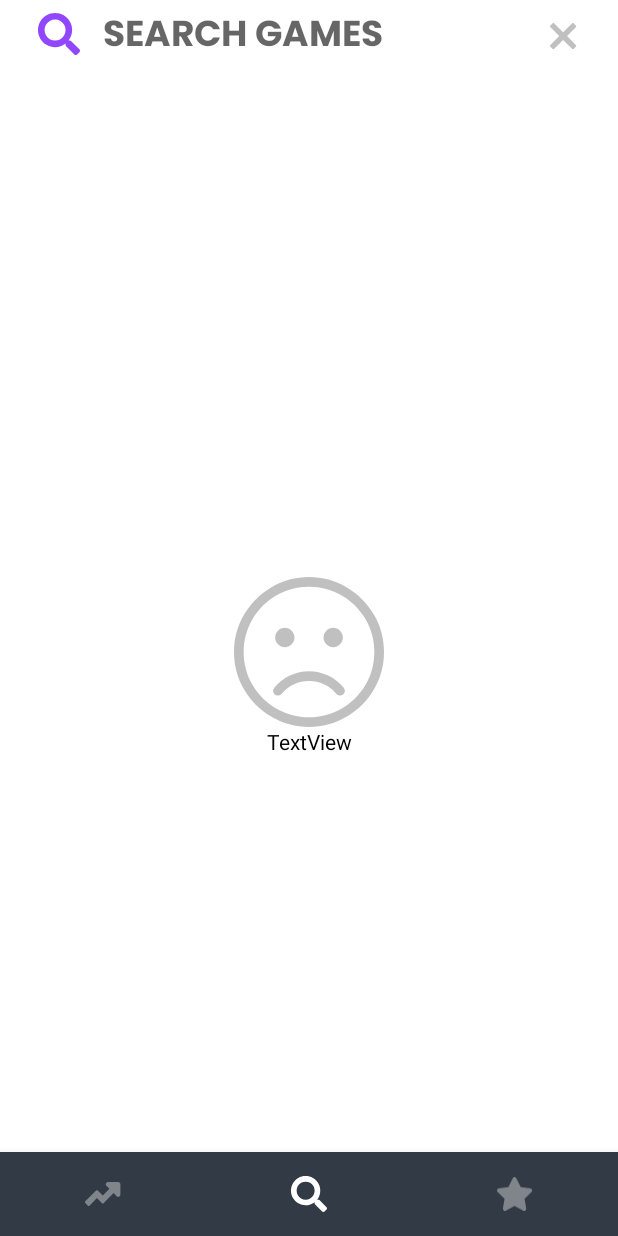
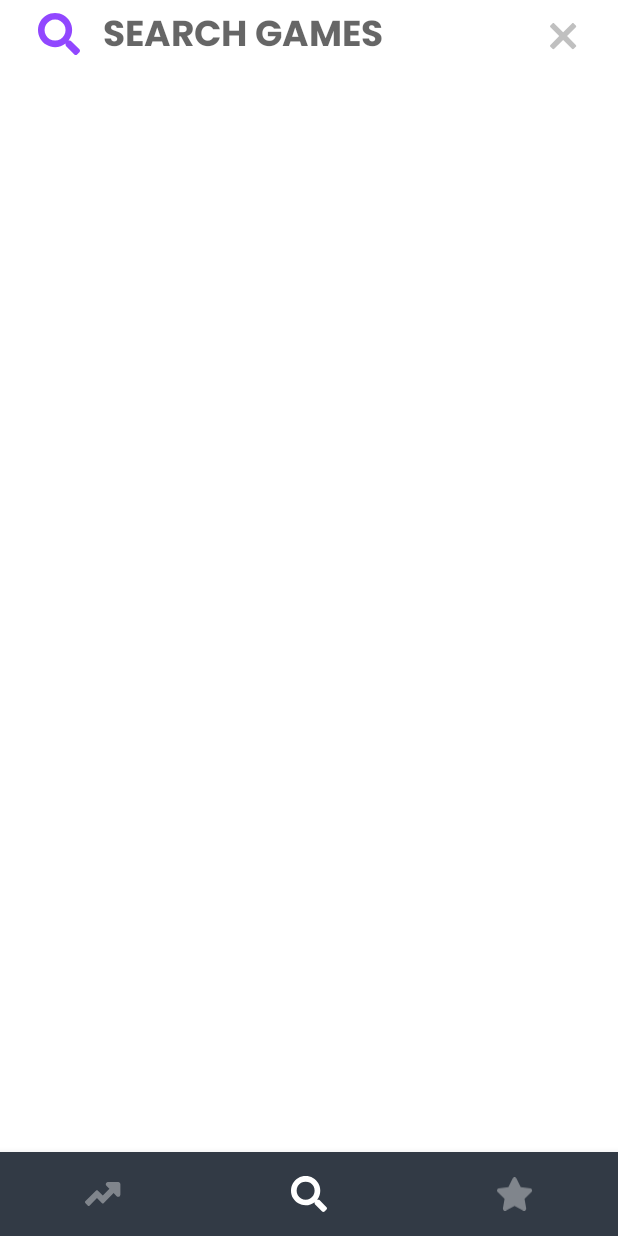
Before and after one commit to AmbrosioJose/GameBank, an Android app: the SearchFragment screen opened through its navigation route, on a phone screen of 412 x 824 dp. Run offline under Robolectric (Android 15) with nearby library versions, the phone set to English and light mode, and no system bars; our stand-ins replace Room's generated code, navigation-ui; libraries missing offline, so code that uses them is left out: com.api.igdb; pictures from the network do not load; 4 statements that could not run were skipped.

Commit message:
finished search feature

```diff
--- a/app/src/main/java/com/ambrosio/gamebank/MainActivity.kt
+++ b/app/src/main/java/com/ambrosio/gamebank/MainActivity.kt
@@ -5,10 +5,7 @@ import android.view.View
 import androidx.appcompat.app.AppCompatActivity
 import androidx.navigation.NavController
 import androidx.navigation.fragment.NavHostFragment
-import androidx.navigation.ui.AppBarConfiguration
-import androidx.navigation.ui.setupActionBarWithNavController
 import androidx.navigation.ui.setupWithNavController
-import com.ambrosio.gamebank.ui.trending.VideoGameAdapter
 import com.google.android.material.bottomnavigation.BottomNavigationView
 
 class MainActivity : AppCompatActivity() {
--- a/app/src/main/java/com/ambrosio/gamebank/network/APIConstants.kt
+++ b/app/src/main/java/com/ambrosio/gamebank/network/APIConstants.kt
@@ -1,7 +1,3 @@
 package com.ambrosio.gamebank.network
 
 const val BASE_URL = "https://api.igdb.com/v4/"
-const val CLIENT_ID =  "yqol4nhbcdbuuckmx0k0bkir6vsm6b"
-const val SECRET = "lp3fxd866q6uga74fj1fviazwg5g1z"
-
-const val TOKEN = "js4n4emt9uja73qd0unfbwki6enjci"
--- /dev/null
+++ b/app/src/main/java/com/ambrosio/gamebank/network/Keys.kt
@@ -0,0 +1,6 @@
+package com.ambrosio.gamebank.network
+
+const val CLIENT_ID =  "CLIENT_ID"
+const val SECRET = "SECRET"
+
+const val TOKEN = "TOKEN"
--- a/app/src/main/java/com/ambrosio/gamebank/network/WrapperService.kt
+++ b/app/src/main/java/com/ambrosio/gamebank/network/WrapperService.kt
@@ -1,8 +1,6 @@
 package com.ambrosio.gamebank.network
 
 import com.ambrosio.gamebank.models.VideoGame
-import com.api.igdb.apicalypse.APICalypse
-import com.api.igdb.apicalypse.Sort
 import com.api.igdb.request.IGDBWrapper
 import com.api.igdb.utils.Endpoints
 import kotlinx.serialization.decodeFromString
--- a/app/src/main/java/com/ambrosio/gamebank/ui/search/SearchFragment.kt
+++ b/app/src/main/java/com/ambrosio/gamebank/ui/search/SearchFragment.kt
@@ -6,7 +6,10 @@ import android.view.View
 import android.view.ViewGroup
 import android.view.inputmethod.EditorInfo
 import android.widget.EditText
+import android.widget.ImageView
+import android.widget.TextView
 import androidx.core.content.ContextCompat
+import androidx.core.view.isInvisible
 import androidx.fragment.app.Fragment
 import androidx.lifecycle.ViewModelProvider
 import androidx.recyclerview.widget.GridLayoutManager
@@ -18,6 +21,9 @@ class SearchFragment : Fragment() {
 
     private lateinit var searchViewModel: SearchViewModel
     private lateinit var searchGamesAdapter : VideoGameAdapter
+
+    private lateinit var tvNoResults: TextView
+    private lateinit var imgNoResults: ImageView
 
     override fun onCreateView(
         inflater: LayoutInflater,
@@ -36,13 +42,20 @@ class SearchFragment : Fragment() {
     }
 
     private fun initView(view: View){
+        imgNoResults = view.findViewById(R.id.imgNoResult)
+        tvNoResults = view.findViewById(R.id.tvNoResults)
+        hideNoResultsView()
+
         val etHeader = view.findViewById<EditText>(R.id.etHeader)
         etHeader.setCompoundDrawablesWithIntrinsicBounds(null, null, ContextCompat.getDrawable(view.context,R.drawable.ic_clear), null)
         etHeader.isEnabled = true
+
+
+
         val searchGamesRV = view.findViewById<RecyclerView>(R.id.searchRV)
         searchGamesRV.layoutManager = GridLayoutManager(context, 2)
 
-        searchGamesAdapter = VideoGameAdapter()
+        searchGamesAdapter = VideoGameAdapter(isFavEnabled = false)
         searchGamesRV.adapter = searchGamesAdapter
 
 
@@ -52,10 +65,27 @@ class SearchFragment : Fragment() {
 
     }
 
+    private fun hideNoResultsView(){
+        imgNoResults.isInvisible = true
+        tvNoResults.isInvisible = true
+    }
+
+    private fun showNoResultsView(){
+        imgNoResults.isInvisible = false
+        tvNoResults.isInvisible = false
+    }
+
+
+
     private fun initViewModel(){
         searchViewModel = ViewModelProvider(this).get(SearchViewModel::class.java)
         searchViewModel.getSearchListObserver().observe(viewLifecycleOwner, { videoGames ->
-            searchGamesAdapter.setUpdatedData(videoGames)
+            if(videoGames.size > 0) {
+                hideNoResultsView()
+                searchGamesAdapter.clear()
+                searchGamesAdapter.setUpdatedData(videoGames)
+            } else
+                showNoResultsView()
         })
     }
 
--- a/app/src/main/res/drawable/gray_border.xml
+++ b/app/src/main/res/drawable/gray_border.xml
@@ -4,6 +4,6 @@
     <solid
         android:color="@color/on_primary" />
     <stroke
-        android:width="1dip"
+        android:width="@dimen/border_size"
         android:color="@color/item_border" />
 </shape>
--- a/app/src/main/res/layout/fragment_search.xml
+++ b/app/src/main/res/layout/fragment_search.xml
@@ -30,21 +30,27 @@
         app:layout_constraintTop_toBottomOf="@+id/include2" />
 
     <ImageView
-        android:id="@+id/imageView"
+        android:id="@+id/imgNoResult"
         android:layout_width="wrap_content"
         android:layout_height="wrap_content"
         android:src="@drawable/ic_no_results"
         app:layout_constraintBottom_toBottomOf="@+id/searchRV"
         app:layout_constraintEnd_toEndOf="@+id/searchRV"
+        app:layout_constraintHorizontal_bias="0.498"
         app:layout_constraintStart_toStartOf="parent"
-        app:layout_constraintTop_toBottomOf="@+id/include2" />
+        app:layout_constraintTop_toBottomOf="@+id/include2"
+        app:layout_constraintVertical_bias="0.26" />
 
     <TextView
-        android:id="@+id/textView"
+        android:id="@+id/tvNoResults"
         android:layout_width="wrap_content"
         android:layout_height="wrap_content"
-        android:text="TextView"
+        android:layout_marginTop="@dimen/activity_vertical_margin"
+        android:fontFamily="@font/poppins_bold"
+        android:text="@string/no_results_found"
+        android:textAllCaps="true"
+        android:textColor="@color/light_text_color"
         app:layout_constraintEnd_toEndOf="parent"
         app:layout_constraintStart_toStartOf="parent"
-        app:layout_constraintTop_toBottomOf="@+id/imageView" />
+        app:layout_constraintTop_toBottomOf="@+id/imgNoResult" />
 </androidx.constraintlayout.widget.ConstraintLayout>
--- a/app/src/main/res/layout/video_game_item.xml
+++ b/app/src/main/res/layout/video_game_item.xml
@@ -10,9 +10,11 @@
         android:id="@+id/imgGame"
         android:layout_width="0dp"
         android:layout_height="0dp"
-        android:background="@color/primary"
         android:adjustViewBounds="true"
         android:scaleType="centerCrop"
+        android:paddingStart="@dimen/border_size"
+        android:paddingEnd="@dimen/border_size"
+        android:paddingTop="@dimen/border_size"
         app:layout_constraintBottom_toTopOf="@+id/guideline2"
         app:layout_constraintEnd_toEndOf="parent"
         app:layout_constraintStart_toStartOf="parent"
--- a/app/src/main/res/values/colors.xml
+++ b/app/src/main/res/values/colors.xml
@@ -20,6 +20,7 @@
     <color name="gray_tint">#61FFFFFF</color>
 
     <color name="item_border">#1F000000</color>
+    <color name="light_text_color">#40000000</color>
 
 
 </resources>
--- a/app/src/main/res/values/dimens.xml
+++ b/app/src/main/res/values/dimens.xml
@@ -20,4 +20,5 @@
     <dimen name="header_left_margin">25dp</dimen>
     <dimen name="header_right_margin">27dp</dimen>
     <dimen name="header_item_spacing">15dp</dimen>
+    <dimen name="border_size">1dip</dimen>
 </resources>
--- a/app/src/main/res/values/strings.xml
+++ b/app/src/main/res/values/strings.xml
@@ -3,4 +3,5 @@
     <string name="title_trending_games">Trending Games</string>
     <string name="title_search_games">SEARCH GAMES</string>
     <string name="title_favorite_games">Favorite Games</string>
+    <string name="no_results_found">No results found</string>
 </resources>
--- a/app/src/main/res/values/themes.xml
+++ b/app/src/main/res/values/themes.xml
@@ -15,5 +15,6 @@
         <item name="android:windowLightStatusBar">true</item>
         <!-- Customize your theme here. -->
         <item name="android:textColor">@color/on_secondary</item>
+        <item name="android:fontFamily">@font/poppins_medium</item>
     </style>
 </resources>
```
Also changed, not shown: app/src/main/java/com/ambrosio/gamebank/adapters/VideoGameAdapter.kt (+13 -3 lines).
